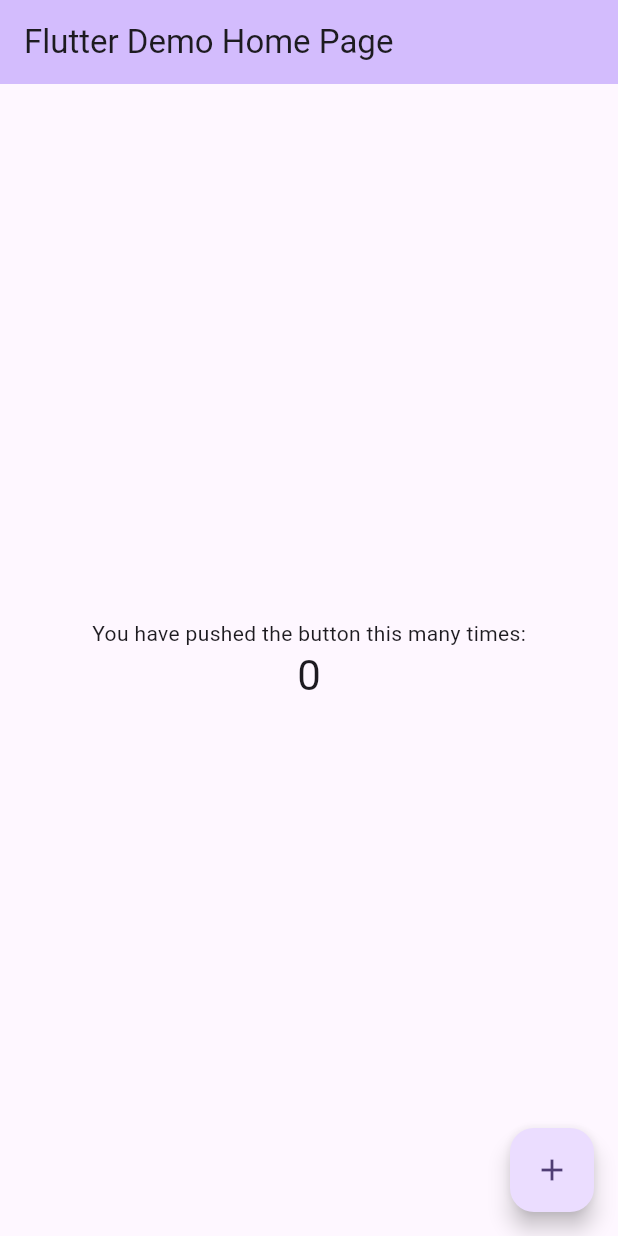
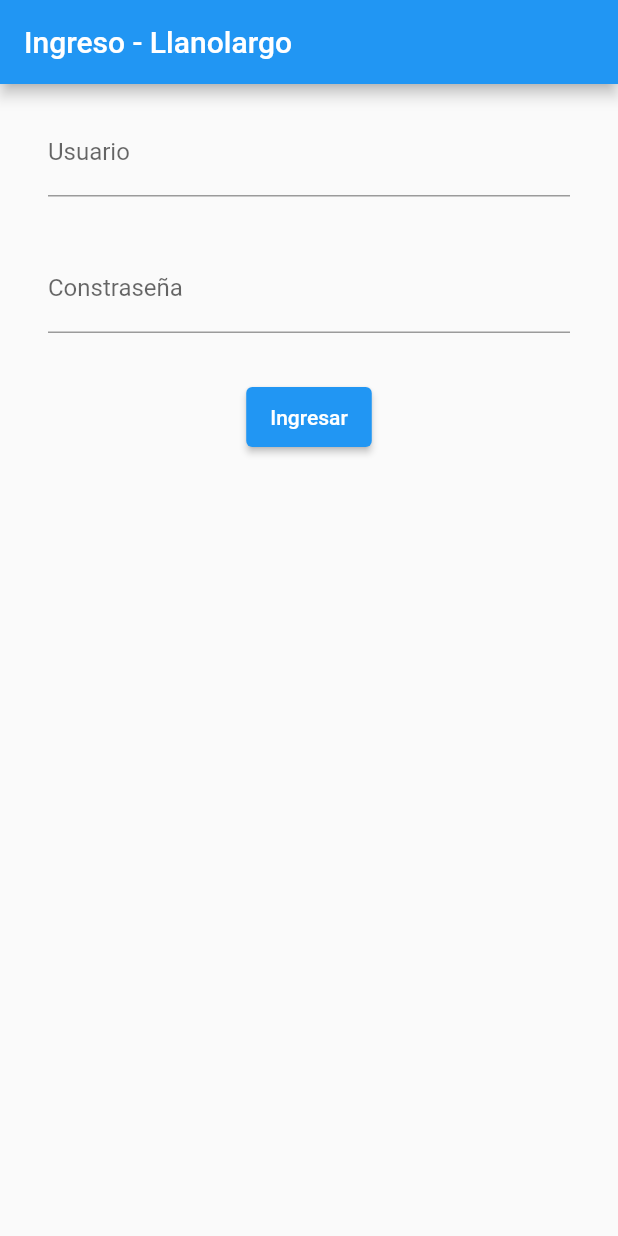
Before and after one commit to Jguevara82/proyecto-movil-uan, a Flutter app: the screen it shows after launch, on a phone screen of 412 x 824 dp. Run offline on Flutter 3.47's test engine with Material 2 defaults, Android fonts, the light colour scheme and no system bars.

Commit message:
primera versión de vistas navegables

```diff
--- a/lib/main.dart
+++ b/lib/main.dart
@@ -1,125 +1,9 @@
+import 'package:app_llanolargo/view/login_view.dart';
 import 'package:flutter/material.dart';
 
 void main() {
-  runApp(const MyApp());
+  runApp(const MaterialApp(
+    title: 'Navigation Basics',
+    home: LoginView(),
+  ));
 }
-
-class MyApp extends StatelessWidget {
-  const MyApp({super.key});
-
-  // This widget is the root of your application.
-  @override
-  Widget build(BuildContext context) {
-    return MaterialApp(
-      title: 'Flutter Demo',
-      theme: ThemeData(
-        // This is the theme of your application.
-        //
-        // TRY THIS: Try running your application with "flutter run". You'll see
-        // the application has a blue toolbar. Then, without quitting the app,
-        // try changing the seedColor in the colorScheme below to Colors.green
-        // and then invoke "hot reload" (save your changes or press the "hot
-        // reload" button in a Flutter-supported IDE, or press "r" if you used
-        // the command line to start the app).
-        //
-        // Notice that the counter didn't reset back to zero; the application
-        // state is not lost during the reload. To reset the state, use hot
-        // restart instead.
-        //
-        // This works for code too, not just values: Most code changes can be
-        // tested with just a hot reload.
-        colorScheme: ColorScheme.fromSeed(seedColor: Colors.deepPurple),
-        useMaterial3: true,
-      ),
-      home: const MyHomePage(title: 'Flutter Demo Home Page'),
-    );
-  }
-}
-
-class MyHomePage extends StatefulWidget {
-  const MyHomePage({super.key, required this.title});
-
-  // This widget is the home page of your application. It is stateful, meaning
-  // that it has a State object (defined below) that contains fields that affect
-  // how it looks.
-
-  // This class is the configuration for the state. It holds the values (in this
-  // case the title) provided by the parent (in this case the App widget) and
-  // used by the build method of the State. Fields in a Widget subclass are
-  // always marked "final".
-
-  final String title;
-
-  @override
-  State<MyHomePage> createState() => _MyHomePageState();
-}
-
-class _MyHomePageState extends State<MyHomePage> {
-  int _counter = 0;
-
-  void _incrementCounter() {
-    setState(() {
-      // This call to setState tells the Flutter framework that something has
-      // changed in this State, which causes it to rerun the build method below
-      // so that the display can reflect the updated values. If we changed
-      // _counter without calling setState(), then the build method would not be
-      // called again, and so nothing would appear to happen.
-      _counter++;
-    });
-  }
-
-  @override
-  Widget build(BuildContext context) {
-    // This method is rerun every time setState is called, for instance as done
-    // by the _incrementCounter method above.
-    //
-    // The Flutter framework has been optimized to make rerunning build methods
-    // fast, so that you can just rebuild anything that needs updating rather
-    // than having to individually change instances of widgets.
-    return Scaffold(
-      appBar: AppBar(
-        // TRY THIS: Try changing the color here to a specific color (to
-        // Colors.amber, perhaps?) and trigger a hot reload to see the AppBar
-        // change color while the other colors stay the same.
-        backgroundColor: Theme.of(context).colorScheme.inversePrimary,
-        // Here we take the value from the MyHomePage object that was created by
-        // the App.build method, and use it to set our appbar title.
-        title: Text(widget.title),
-      ),
-      body: Center(
-        // Center is a layout widget. It takes a single child and positions it
-        // in the middle of the parent.
-        child: Column(
-          // Column is also a layout widget. It takes a list of children and
-          // arranges them vertically. By default, it sizes itself to fit its
-          // children horizontally, and tries to be as tall as its parent.
-          //
-          // Column has various properties to control how it sizes itself and
-          // how it positions its children. Here we use mainAxisAlignment to
-          // center the children vertically; the main axis here is the vertical
-          // axis because Columns are vertical (the cross axis would be
-          // horizontal).
-          //
-          // TRY THIS: Invoke "debug painting" (choose the "Toggle Debug Paint"
-          // action in the IDE, or press "p" in the console), to see the
-          // wireframe for each widget.
-          mainAxisAlignment: MainAxisAlignment.center,
-          children: <Widget>[
-            const Text(
-              'You have pushed the button this many times:',
-            ),
-            Text(
-              '$_counter',
-              style: Theme.of(context).textTheme.headlineMedium,
-            ),
-          ],
-        ),
-      ),
-      floatingActionButton: FloatingActionButton(
-        onPressed: _incrementCounter,
-        tooltip: 'Increment',
-        child: const Icon(Icons.add),
-      ), // This trailing comma makes auto-formatting nicer for build methods.
-    );
-  }
-}
--- /dev/null
+++ b/lib/view/login_view.dart
@@ -0,0 +1,111 @@
+import 'package:flutter/material.dart';
+
+import 'lista_aves_view.dart';
+
+class LoginView extends StatelessWidget {
+  const LoginView({super.key});
+
+  @override
+  Widget build(BuildContext context) {
+    const appTitle = 'Ingreso - Llanolargo';
+
+    return Scaffold(
+        appBar: AppBar(
+          title: const Text(appTitle),
+        ),
+        body: const MyCustomForm(),
+      );
+  }
+}
+
+// Create a Form widget.
+class MyCustomForm extends StatefulWidget {
+  const MyCustomForm({super.key});
+
+  @override
+  MyCustomFormState createState() {
+    return MyCustomFormState();
+  }
+}
+
+// Create a corresponding State class.
+// This class holds data related to the form.
+class MyCustomFormState extends State<MyCustomForm> {
+  // Create a global key that uniquely identifies the Form widget
+  // and allows validation of the form.
+  //
+  // Note: This is a GlobalKey<FormState>,
+  // not a GlobalKey<MyCustomFormState>.
+  final _formKey = GlobalKey<FormState>();
+
+  @override
+  Widget build(BuildContext context) {
+    // Build a Form widget using the _formKey created above.
+    return Form(
+      key: _formKey,
+      child: Column(
+        crossAxisAlignment: CrossAxisAlignment.start,
+        children: [
+          Padding(
+            padding: const EdgeInsets.symmetric(horizontal: 32, vertical: 16),
+            child: TextFormField(
+              validator: (value) {
+                if (value == null || value.isEmpty) {
+                  return 'Ingresa un nombre de usuario';
+                }
+                return null;
+              },
+              decoration: const InputDecoration(
+                border: UnderlineInputBorder(),
+                labelText: 'Usuario',
+              ),
+            ),
+          ),
+          Padding(
+            padding: const EdgeInsets.symmetric(horizontal: 32, vertical: 16),
+            child: TextFormField(
+              validator: (value) {
+                if (value == null || value.isEmpty) {
+                  return 'Ingresa una contraseña';
+                } else if (value.length < 8) {
+                  return 'La contraseña no tiene el tamaño requerido';
+                }
+                return null;
+              },
+              decoration: const InputDecoration(
+                border: UnderlineInputBorder(),
+                labelText: 'Constraseña',
+              ),
+            ),
+          ),
+          Padding(
+              padding: EdgeInsets.symmetric(vertical: 16),
+              child: Center(
+                child: ElevatedButton(
+                  onPressed: () {
+                    // Validate returns true if the form is valid, or false otherwise.
+                    if (_formKey.currentState!.validate()) {
+                      // If the form is valid, display a snackbar. In the real world,
+                      // you'd often call a server or save the information in a database.
+
+                      Navigator.push(
+                        context,
+                        MaterialPageRoute(
+                          builder: (context) => ListaAvesView(
+                            items: List<String>.generate(200, (i) => 'Ave $i'),
+                          ),
+                        ),
+                      );
+                    }
+                  },
+                  child: const Padding(
+                    padding: EdgeInsets.symmetric(vertical: 12),
+                    child: Text('Ingresar'),
+                  ),
+                ),
+              )),
+        ],
+      ),
+    );
+  }
+}
```
Also changed, not shown: lib/model/aves_model.dart (added, +32 -0 lines), lib/view/detalle_ave_view.dart (added, +132 -0 lines), lib/view/lista_aves_view.dart (added, +41 -0 lines).
